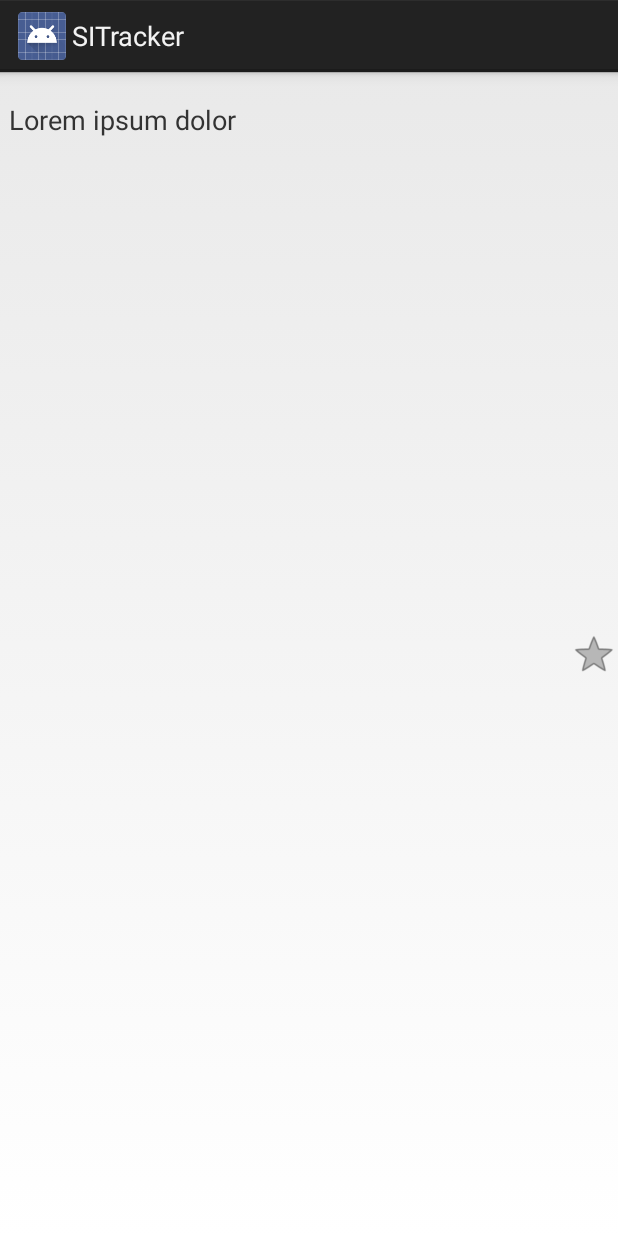
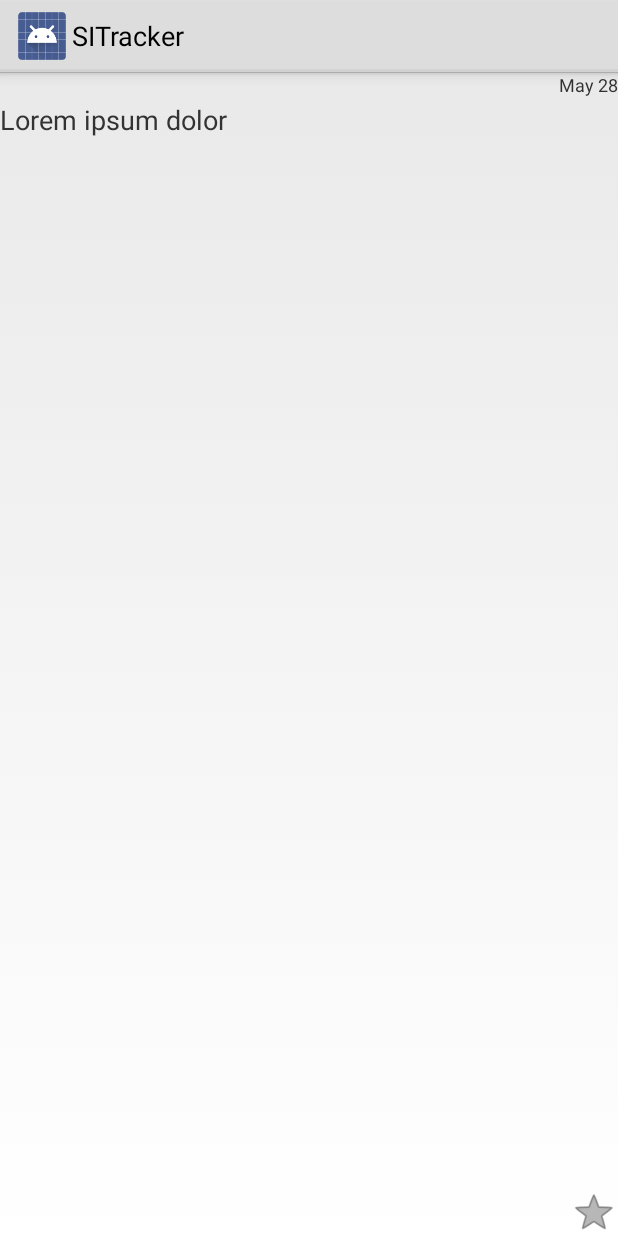
Before and after one commit to SidhNor/SITracker, an Android app: the layout authors_list_item.xml on its own in the app's theme, with its tools: preview values and no code run, on a phone screen of 412 x 824 dp. Run offline under Robolectric (Android 15) with nearby library versions, the phone set to English and light mode, and no system bars.

Commit message:
Further work on #3 and #5

```diff
--- a/SITracker/src/main/res/layout/authors_list_item.xml
+++ b/SITracker/src/main/res/layout/authors_list_item.xml
@@ -1,30 +1,37 @@
 <?xml version="1.0" encoding="utf-8"?>
 <RelativeLayout xmlns:android="http://schemas.android.com/apk/res/android"
         android:layout_width="match_parent"
-        android:layout_height="wrap_content"
+        android:layout_height="match_parent"
         android:orientation="horizontal"
         android:descendantFocusability="blocksDescendants">
+
     <TextView
         android:id="@+id/author_title"
+        android:layout_height="wrap_content"
         android:layout_width="match_parent"
-        android:layout_height="wrap_content"
         android:textAppearance="?android:attr/textAppearanceMedium"
         android:gravity="center_vertical"
-        android:paddingLeft="6dip"
+        android:layout_alignParentTop="true"
+        android:layout_toLeftOf="@+id/author_update_date"
         android:textColor="@color/authors_list_color_selector"
         android:minHeight="?android:attr/listPreferredItemHeight"
-        android:layout_alignParentTop="true"
-        android:layout_alignParentLeft="true"
-        android:layout_toLeftOf="@+id/author_updated"
         android:ellipsize="end"
         android:maxLines="2"
         android:text="@string/designtime_placeholder_short"/>
-    <CheckBox android:id="@+id/author_updated"
-        style="?android:attr/starStyle"
-        android:layout_width="wrap_content"
-        android:layout_height="match_parent"
-        android:layout_alignParentRight="true"
-        android:layout_centerVertical="true"
-        android:layout_gravity="center_horizontal"/>
-
+        <TextView android:id="@+id/author_update_date"
+                  android:layout_width="wrap_content"
+                  android:layout_height="wrap_content"
+                  android:layout_alignParentTop="true"
+                  android:layout_alignParentRight="true"
+                  android:textSize="12sp"
+                  android:text="@string/designtime_placeholder_date"
+                  android:textAlignment="viewEnd"/>
+        <CheckBox android:id="@+id/author_updated"
+                  style="?android:attr/starStyle"
+                  android:layout_width="wrap_content"
+                  android:layout_height="wrap_content"
+                  android:layout_alignParentRight="true"
+                  android:layout_alignRight="@+id/author_update_date"
+                  android:layout_alignParentBottom="true"
+                  android:clickable="false"/>
 </RelativeLayout>
--- a/SITracker/src/main/res/layout/fragment_publications.xml
+++ b/SITracker/src/main/res/layout/fragment_publications.xml
@@ -2,7 +2,8 @@
 <LinearLayout xmlns:android="http://schemas.android.com/apk/res/android"
     android:layout_width="match_parent"
     android:layout_height="match_parent"
-    android:orientation="vertical" >
+    android:orientation="vertical"
+    android:padding="@dimen/activity_horizontal_margin">
 
     <ExpandableListView
         android:id="@+id/publication_list"
--- a/SITracker/src/main/res/layout/publications_item.xml
+++ b/SITracker/src/main/res/layout/publications_item.xml
@@ -10,6 +10,7 @@
         android:id="@+id/item_title"
         android:layout_width="wrap_content"
         android:layout_height="wrap_content"
+        android:paddingLeft="@dimen/list_left_padding"
         android:layout_alignParentTop="true"
         android:layout_alignParentLeft="true"
         android:layout_toLeftOf="@+id/item_actions"
@@ -38,6 +39,7 @@
     <TextView
         android:layout_width="wrap_content"
         android:layout_height="wrap_content"
+        android:paddingLeft="@dimen/list_left_padding"
         android:id="@+id/item_description"
         android:layout_below="@id/item_title"
         android:layout_alignParentLeft="true"
--- a/SITracker/src/main/res/values-v14/styles.xml
+++ b/SITracker/src/main/res/values-v14/styles.xml
@@ -5,7 +5,7 @@
         AppBaseTheme from BOTH res/values/styles.xml and
         res/values-v11/styles.xml on API 14+ devices.
     -->
-    <style name="AppBaseTheme" parent="android:Theme.Holo.Light.DarkActionBar">
+    <style name="AppBaseTheme" parent="android:Theme.Holo.Light">
         <!-- API 14 theme customizations can go here. -->
     </style>
 
--- a/SITracker/src/main/res/values/colors.xml
+++ b/SITracker/src/main/res/values/colors.xml
@@ -1,4 +1,5 @@
 <?xml version="1.0" encoding="utf-8"?>
 <resources>
     <color name="left_menu_text_gray">#949294</color>
+    <color name="holo_blue_light">#ff33b5e5</color>
 </resources>
--- a/SITracker/src/main/res/values/dimens.xml
+++ b/SITracker/src/main/res/values/dimens.xml
@@ -2,4 +2,8 @@
     <!-- Default screen margins, per the Android Design guidelines. -->
     <dimen name="activity_horizontal_margin">16dp</dimen>
     <dimen name="activity_vertical_margin">16dp</dimen>
+    <dimen name="divider_margin_top">4dp</dimen>
+    <dimen name="divider_margin_bottom">4dp</dimen>
+    <dimen name="list_left_padding">6dp</dimen>
+    <dimen name="group_heading_margin_top">8dp</dimen>
 </resources>
--- a/SITracker/src/main/res/values/styles.xml
+++ b/SITracker/src/main/res/values/styles.xml
@@ -16,10 +16,10 @@
     <style name="AppTheme" parent="AppBaseTheme">
         <!-- All customizations that are NOT specific to a particular API-level can go here. -->
     </style>
-    <style name="DividerThick">
+    <style name="DividerThick">`
         <item name="android:layout_width">match_parent</item>
         <item name="android:layout_height">2dp</item>
-        <item name="android:background">?android:attr/listDivider</item>
+        <item name="android:background">@color/holo_blue_light</item>
     </style>
 
     <style name="DividerThin">
```
Also changed, not shown: SITracker/src/main/java/com/andrada/sitracker/fragment/AuthorsFragment.java (+12 -1 lines), SITracker/src/main/res/drawable-large/authors_list_item_selector_new.xml (added, +15 -0 lines), SITracker/src/main/res/layout/publications_category.xml (+6 -6 lines), SITracker/src/main/res/drawable-hdpi/authors_list_item_background_highlight.9.png, SITracker/src/main/res/drawable-hdpi/authors_list_item_background_new.9.png (added), SITracker/src/main/res/drawable-hdpi/authors_list_item_background_selected.9.png, 1 other file.
